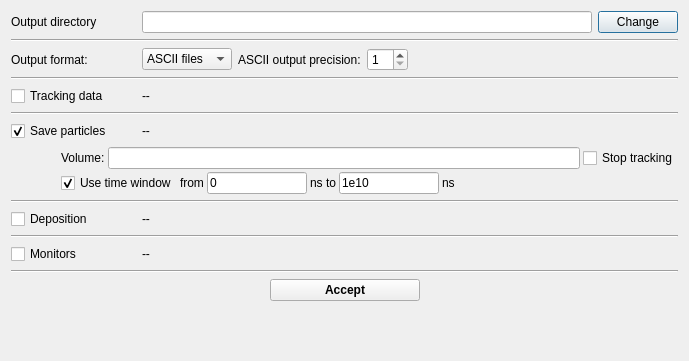
The window that ants3bundle/src/ants3/gui/particleSim/aparticlesimoutputdialog.ui (andrmor/ANTS3bundle) describes before a commit, drawn with Qt 5.
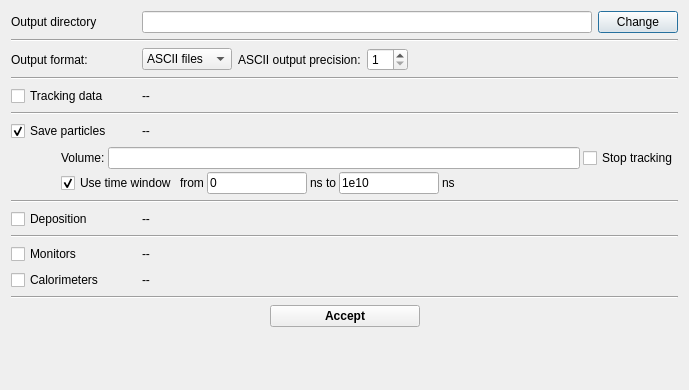
The same window after the commit.

```diff
--- a/ants3bundle/src/ants3/gui/particleSim/aparticlesimoutputdialog.ui
+++ b/ants3bundle/src/ants3/gui/particleSim/aparticlesimoutputdialog.ui
@@ -7,7 +7,7 @@
     <x>0</x>
     <y>0</y>
     <width>685</width>
-    <height>361</height>
+    <height>390</height>
    </rect>
   </property>
   <property name="windowTitle">
@@ -431,6 +431,46 @@
      </item>
     </layout>
    </item>
+   <item>
+    <layout class="QHBoxLayout" name="horizontalLayout_10">
+     <property name="topMargin">
+      <number>0</number>
+     </property>
+     <item>
+      <widget class="QCheckBox" name="cbCalorimeters">
+       <property name="minimumSize">
+        <size>
+         <width>125</width>
+         <height>0</height>
+        </size>
+       </property>
+       <property name="text">
+        <string>Calorimeters</string>
+       </property>
+      </widget>
+     </item>
+     <item>
+      <widget class="QLabel" name="labCalorimeters">
+       <property name="text">
+        <string>--</string>
+       </property>
+      </widget>
+     </item>
+     <item>
+      <spacer name="horizontalSpacer_9">
+       <property name="orientation">
+        <enum>Qt::Horizontal</enum>
+       </property>
+       <property name="sizeHint" stdset="0">
+        <size>
+         <width>40</width>
+         <height>20</height>
+        </size>
+       </property>
+      </spacer>
+     </item>
+    </layout>
+   </item>
    <item>
     <widget class="Line" name="line_4">
      <property name="orientation">
@@ -463,7 +503,6 @@
        </property>
        <property name="font">
         <font>
-         <weight>75</weight>
          <bold>true</bold>
         </font>
        </property>
```
